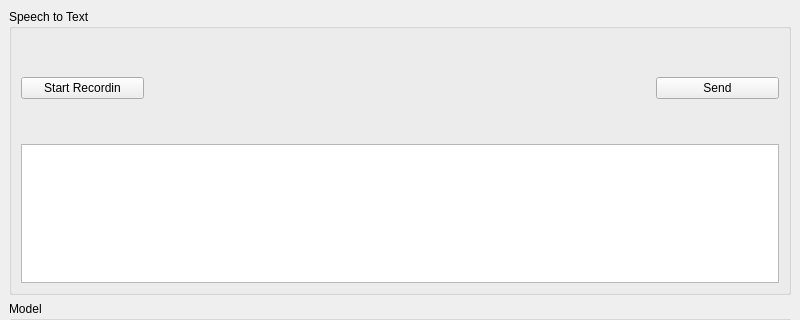
Before: the Qt Designer form mainwindow.ui in mola/QVoiceBridge, drawn with Qt 5; both pictures show x 0 to 800 and y 0 to 320 of the 800 by 630 pixel window.
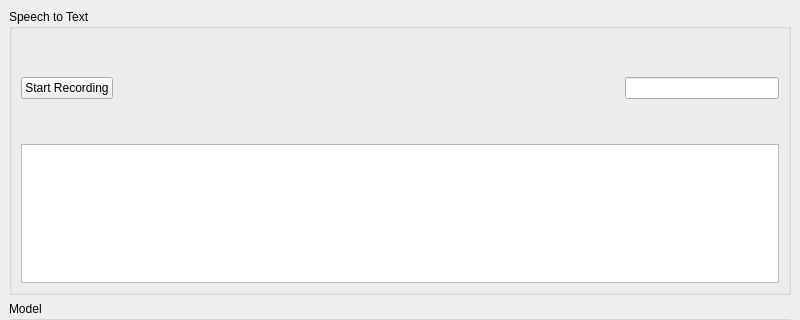
After: the same form once the commit is applied.

Commit message: auto detect language

Diff of the .ui file:
```diff
--- a/mainwindow.ui
+++ b/mainwindow.ui
@@ -26,7 +26,7 @@
          <item>
           <widget class="QPushButton" name="recordBtn">
            <property name="text">
-            <string>Start Recordin</string>
+            <string>Start Recording</string>
            </property>
            <property name="checkable">
             <bool>true</bool>
@@ -50,11 +50,7 @@
           </widget>
          </item>
          <item>
-          <widget class="QPushButton" name="sendSpeechBtn">
-           <property name="text">
-            <string>Send</string>
-           </property>
-          </widget>
+          <widget class="QLineEdit" name="leLanguage"/>
          </item>
         </layout>
        </item>
```
Left out of the diff: 2 changed lines with no effect on the pictures. The commit also changes 4 other files.
